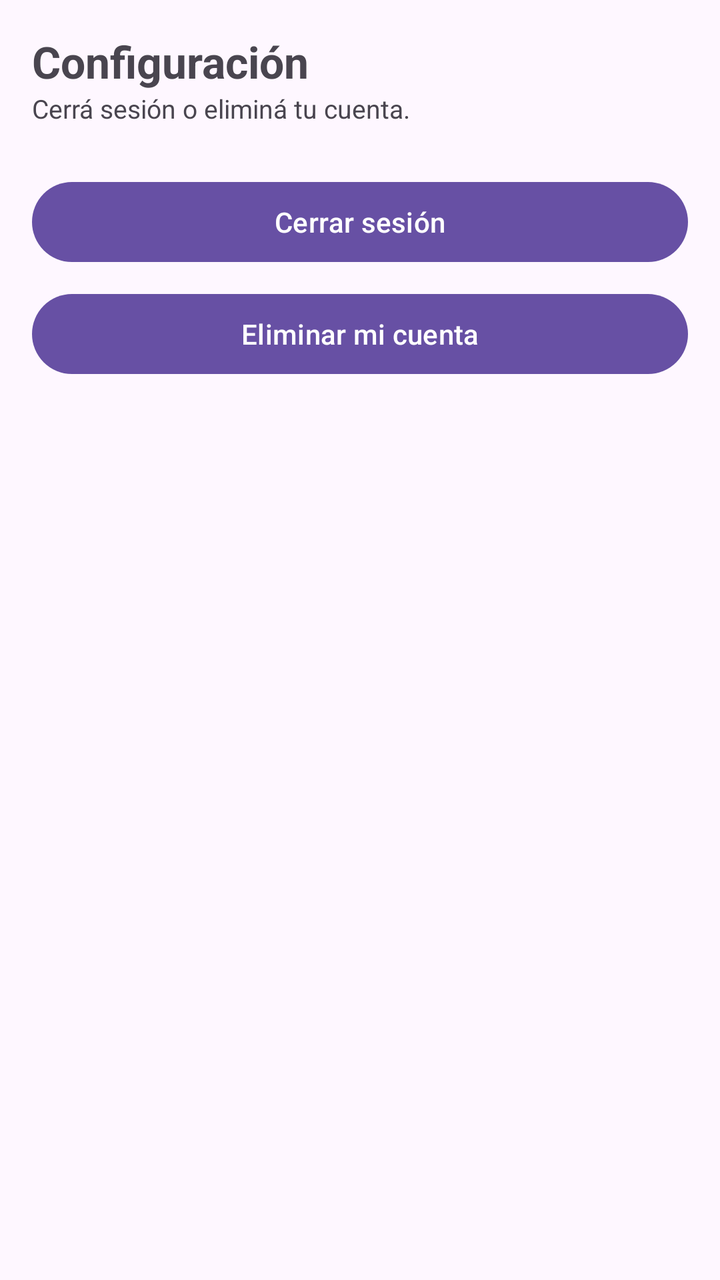
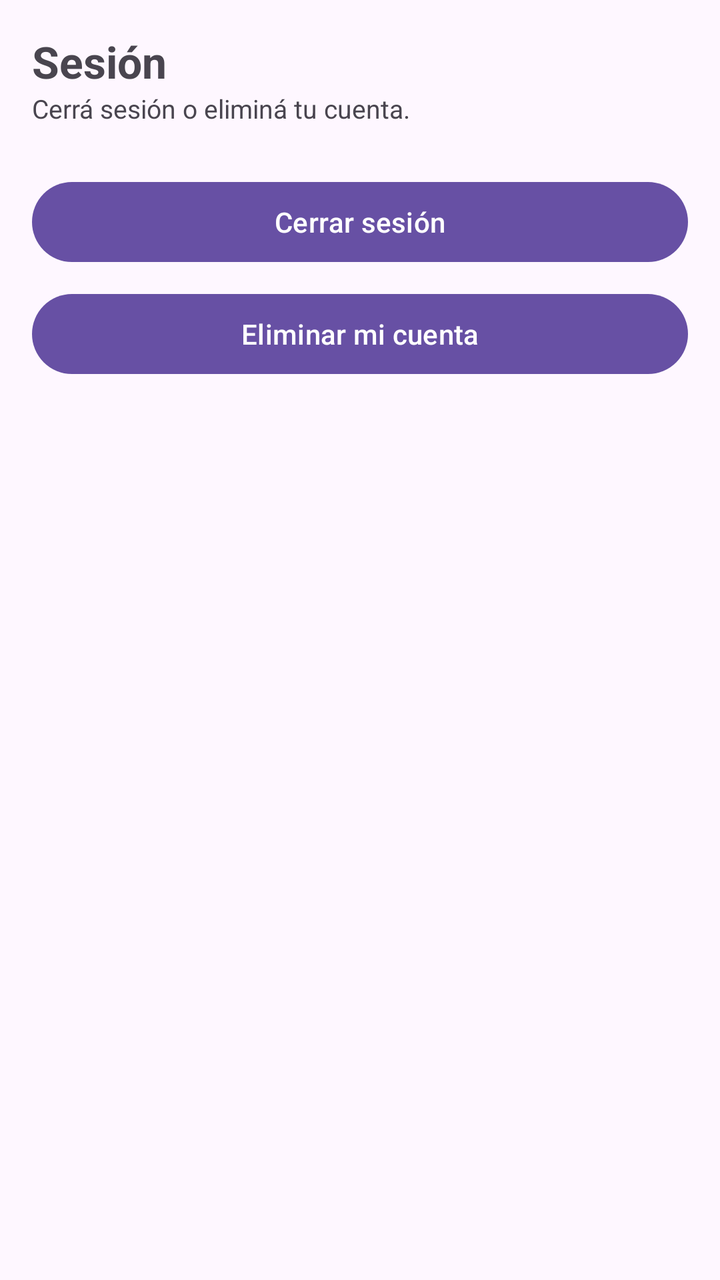

An Android layout rendered at two revisions. The XML below is the earlier revision; the diff shows what the commit changed to produce the second picture.
<!-- AndroidManifest.xml: application theme Theme.Presupuestador -->
<!-- res/layout/fragment_configuracion.xml -->
<?xml version="1.0" encoding="utf-8"?>
<LinearLayout xmlns:android="http://schemas.android.com/apk/res/android"
    android:layout_width="match_parent"
    android:layout_height="match_parent"
    android:orientation="vertical"
    android:padding="16dp">

    <TextView
        android:layout_width="wrap_content"
        android:layout_height="wrap_content"
        android:text="Configuración"
        android:textSize="22sp"
        android:textStyle="bold" />

    <TextView
        android:layout_width="wrap_content"
        android:layout_height="wrap_content"
        android:text="Cerrá sesión o eliminá tu cuenta."
        android:textSize="13sp" />

    <Button
        android:id="@+id/btnCerrarSesion"
        android:layout_width="match_parent"
        android:layout_height="wrap_content"
        android:layout_marginTop="24dp"
        android:text="Cerrar sesión" />

    <Button
        android:id="@+id/btnEliminarCuenta"
        android:layout_width="match_parent"
        android:layout_height="wrap_content"
        android:layout_marginTop="8dp"
        android:text="Eliminar mi cuenta" />

</LinearLayout>
<!-- resources referenced by this layout -->
<resources>
  <style name="Theme.Presupuestador" parent="Base.Theme.Presupuestador" />
  <style name="Base.Theme.Presupuestador" parent="Theme.Material3.DayNight.NoActionBar">
          
          
      </style>
</resources>

<!-- the commit's change to res/layout/fragment_configuracion.xml (unified diff, before → after) -->
@@ -8,7 +8,7 @@
     <TextView
         android:layout_width="wrap_content"
         android:layout_height="wrap_content"
-        android:text="Configuración"
+        android:text="Sesión"
         android:textSize="22sp"
         android:textStyle="bold" />
 
